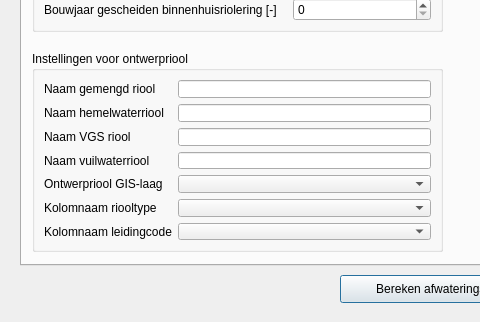
Old version of the form plugin/bgtinlooptool/BGTInloopTool_dialog_base.ui in the repository nens/bgt-inlooptool; both pictures show x 0 to 480 and y 355 to 677 of the 940 by 677 pixel window.
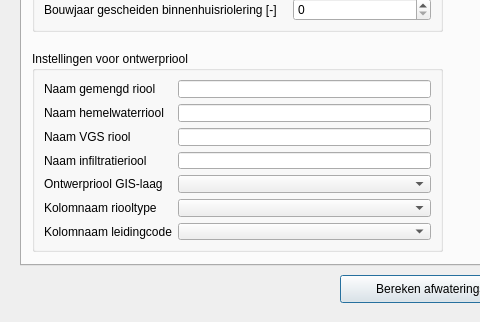
New version of the form. The open tabs and pages were chosen to show the change. Custom widgets are drawn as their Qt base class.

```diff
--- a/plugin/bgtinlooptool/BGTInloopTool_dialog_base.ui
+++ b/plugin/bgtinlooptool/BGTInloopTool_dialog_base.ui
@@ -474,7 +474,7 @@
       <item row="3" column="0">
        <widget class="QLabel" name="label_21">
         <property name="text">
-         <string>Naam vuilwaterriool</string>
+         <string>Naam infiltratieriool</string>
         </property>
        </widget>
       </item>
```
Left out of the diff: 2 changed lines with no effect on the pictures.
